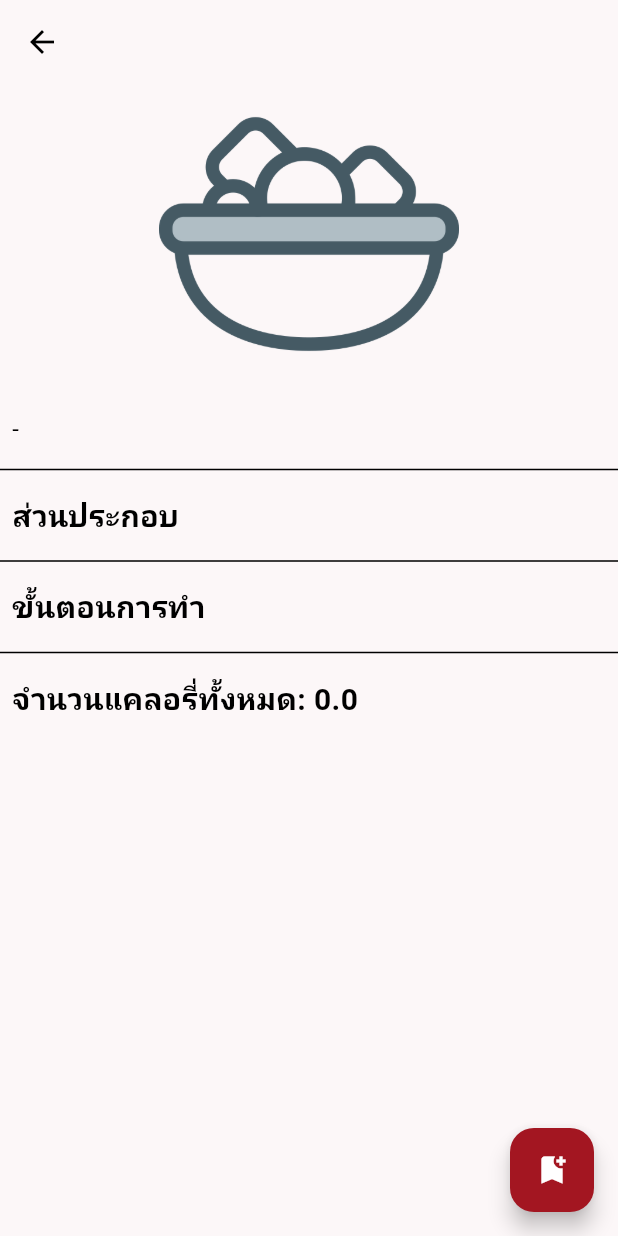
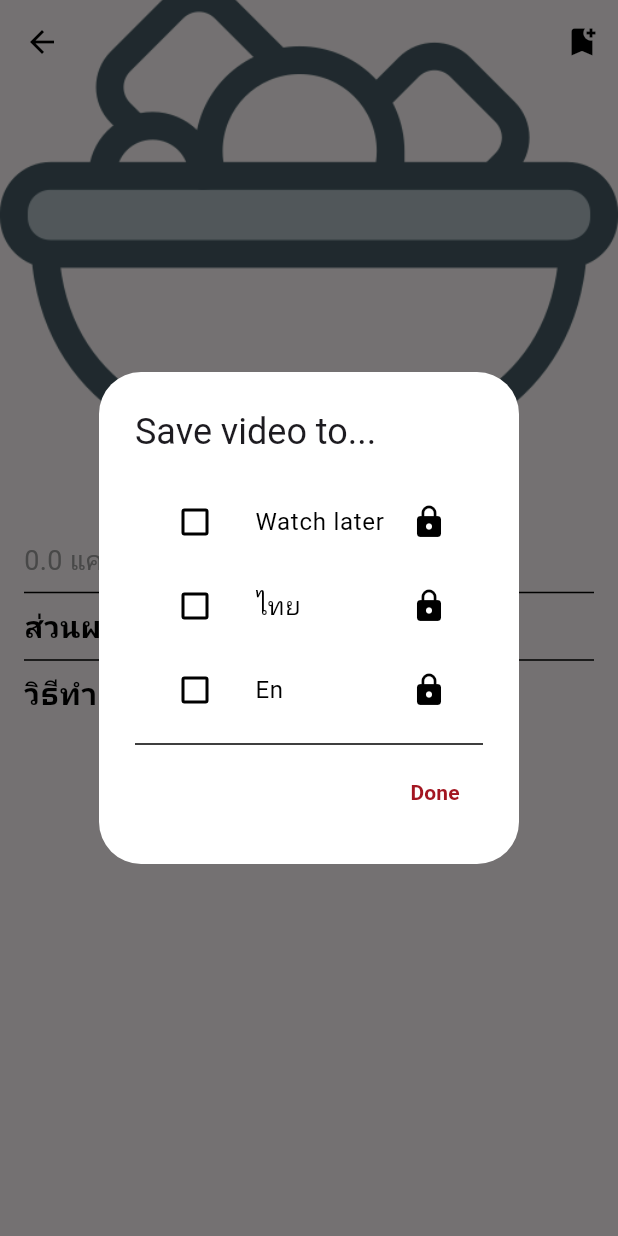
Before and after one commit to droverzz/project_mobile, a Flutter app: the RecipeDetailScreen screen opened directly with empty values, after a tap on the "bookmark add" icon, on a phone screen of 412 x 824 dp. Run offline on Flutter 3.47's test engine with Material 3 defaults, Android fonts, the phone set to English and light mode, and no system bars; our stand-ins replace google_fonts, google_generative_ai; missing offline and left inert: flutter_ai_toolkit; Roboto replaces fonts that are missing (Kanit).

Commit message:
feature_add_recipe_to_To-buy

```diff
--- a/lib/screens/recipe_detail_screen.dart
+++ b/lib/screens/recipe_detail_screen.dart
@@ -1,105 +1,153 @@
-import 'package:flutter/cupertino.dart';
 import 'package:flutter/material.dart';
-
 import '../models/recipe.dart';
+import '../widgets/recipeDetail/add_to_buy.dart';
 
 class RecipeDetailScreen extends StatelessWidget {
   final Recipe recipe;
 
   RecipeDetailScreen({required this.recipe});
 
+  void _showSaveDialog(BuildContext context) {
+    showDialog(
+      context: context,
+      builder: (BuildContext context) {
+        return AlertDialog(
+          title: Text('Save video to...'),
+          content: Column(
+            mainAxisSize: MainAxisSize.min,
+            children: [
+              _buildPlaylistItem('Watch later'),
+              _buildPlaylistItem('ไทย'),
+              _buildPlaylistItem('En'),
+              Divider(),
+              Align(
+                alignment: Alignment.centerRight,
+                child: TextButton(
+                  onPressed: () {
+                    Navigator.of(context).pop(); // ปิด Dialog
+                  },
+                  child: Text(
+                    'Done',
+                    style: TextStyle(fontWeight: FontWeight.bold),
+                  ),
+                ),
+              )
+            ],
+          ),
+        );
+      },
+    );
+  }
+
+  Widget _buildPlaylistItem(String title) {
+    return ListTile(
+      leading: Checkbox(value: false, onChanged: (bool? value) {}),
+      title: Text(title),
+      trailing: Icon(Icons.lock), // ไอคอนแม่กุญแจ 🔒
+    );
+  }
+
   @override
   Widget build(BuildContext context) {
     return Scaffold(
-      appBar: AppBar(
-        title: Text(recipe.name),
-      ),
-      body: ListView(
-        children: <Widget>[
-          Image.asset(
-              height: recipe.imagePath == ''
-                  ? 200
-                  : null,
-              recipe.imagePath == ''
-                  ? 'assets/images/food_placeholder.png'
-                  : recipe.imagePath),
-          SizedBox(
-            height: 10,
-          ),
-          Padding(
-            padding: const EdgeInsets.all(8.0),
-            child: Text(
-              '- ${recipe.description}',
-              style: TextStyle(fontSize: 16),
+      body: CustomScrollView(
+        slivers: [
+          SliverAppBar(
+            expandedHeight: 300.0,
+            floating: false,
+            pinned: true,
+            flexibleSpace: FlexibleSpaceBar(
+              background: recipe.imagePath.isEmpty
+                  ? Image.asset(
+                      'assets/images/food_placeholder.png',
+                      fit: BoxFit.cover,
+                    )
+                  : Image.asset(
+                      recipe.imagePath,
+                      fit: BoxFit.cover,
                     ),
             ),
-          Divider(),
-          Padding(
-            padding: const EdgeInsets.all(8.0),
-            child: Text(
-              'ส่วนประกอบ',
-              style: TextStyle(fontSize: 20, fontWeight: FontWeight.bold),
-            ),
-          ),
-          Column(
-            children: recipe.ingredients
-                .asMap()
-                .entries
-                .map((entry) => Container(
-                      padding: const EdgeInsets.all(8.0),
-                      child: Row(
-                        children: <Widget>[
-                          Text(
-                            '${entry.key + 1}. ',
-                            style: TextStyle(fontSize: 15),
-                          ),
-                          Text(
-                            '${entry.value.name} --> ${entry.value.quantity} ${entry.value.unit}',
-                            style: TextStyle(fontSize: 15),
+            actions: [
+              IconButton(
+                icon: Icon(Icons.bookmark_add),
+                onPressed: () => _showSaveDialog(context), // เรียก Dialog
               ),
             ],
           ),
-                    ))
-                .toList(),
-          ),
-          Divider(),
+          SliverList(
+            delegate: SliverChildListDelegate(
+              [
                 Padding(
-            padding: const EdgeInsets.all(8.0),
-            child: Text(
-              'ขั้นตอนการทำ',
-              style: TextStyle(fontSize: 20, fontWeight: FontWeight.bold),
+                  padding: const EdgeInsets.all(16.0),
+                  child: Column(
+                    crossAxisAlignment: CrossAxisAlignment.start,
+                    children: [
+                      Text(
+                        recipe.name,
+                        style: TextStyle(
+                          fontSize: 24,
+                          fontWeight: FontWeight.bold,
                         ),
                       ),
-          Column(
-            children: recipe.instructions
-                .asMap()
-                .entries
-                .map((entry) => Container(
-                      padding: const EdgeInsets.all(8.0),
+                      SizedBox(height: 10),
+                      Text('${recipe.totalCalories} แคล',
+                          style: TextStyle(fontSize: 18, color: Colors.grey)),
+                      Divider(),
+                      Text('ส่วนผสม',
+                          style: TextStyle(
+                              fontSize: 20, fontWeight: FontWeight.bold)),
+                      ...recipe.ingredients.map((ingredient) => Padding(
+                            padding: const EdgeInsets.symmetric(vertical: 4.0),
                             child: Row(
-                        children: <Widget>[
+                              mainAxisAlignment: MainAxisAlignment.spaceBetween,
+                              children: [
+                                Text(ingredient.name,
+                                    style: TextStyle(fontSize: 16)),
+                                Row(
+                                  children: [
                                     Text(
-                            '${entry.key + 1}. ${entry.value}',
-                            style: TextStyle(fontSize: 15),
+                                        '${ingredient.quantity} ${ingredient.unit}',
+                                        style: TextStyle(
+                                            fontSize: 16, color: Colors.red)),
+                                    SizedBox(width: 10),
+                                    AddToBuyButton(
+                                        ingredientName: ingredient.name),
+                                  ],
                                 ),
                               ],
                             ),
-                    ))
-                .toList(),
+                          )),
+                      Divider(),
+                      Text('วิธีทำ',
+                          style: TextStyle(
+                              fontSize: 20, fontWeight: FontWeight.bold)),
+                      ...recipe.instructions
+                          .asMap()
+                          .entries
+                          .map((entry) => Padding(
+                                padding:
+                                    const EdgeInsets.symmetric(vertical: 8.0),
+                                child: Row(
+                                  crossAxisAlignment: CrossAxisAlignment.start,
+                                  children: [
+                                    Text('${entry.key + 1}. ',
+                                        style: TextStyle(
+                                            fontSize: 18,
+                                            fontWeight: FontWeight.bold)),
+                                    Expanded(
+                                      child: Text(entry.value,
+                                          style: TextStyle(fontSize: 16)),
                                     ),
-          Divider(),
-          Padding(
-            padding: const EdgeInsets.all(8.0),
-            child: Text(
-              'จำนวนแคลอรี่ทั้งหมด: ${recipe.totalCalories}',
-              style: TextStyle(fontSize: 20, fontWeight: FontWeight.bold),
+                                  ],
+                                ),
+                              )),
+                    ],
                   ),
                 ),
               ],
             ),
-      floatingActionButton: FloatingActionButton(
-        onPressed: () {},
-        child: Icon(Icons.bookmark_add),
+          ),
+        ],
       ),
     );
   }
```
Also changed, not shown: lib/main.dart (+59 -10 lines), lib/widgets/recipeDetail/add_to_buy.dart (added, +47 -0 lines), 125 other files. Lines whose indentation alone changed are shown as unchanged.
